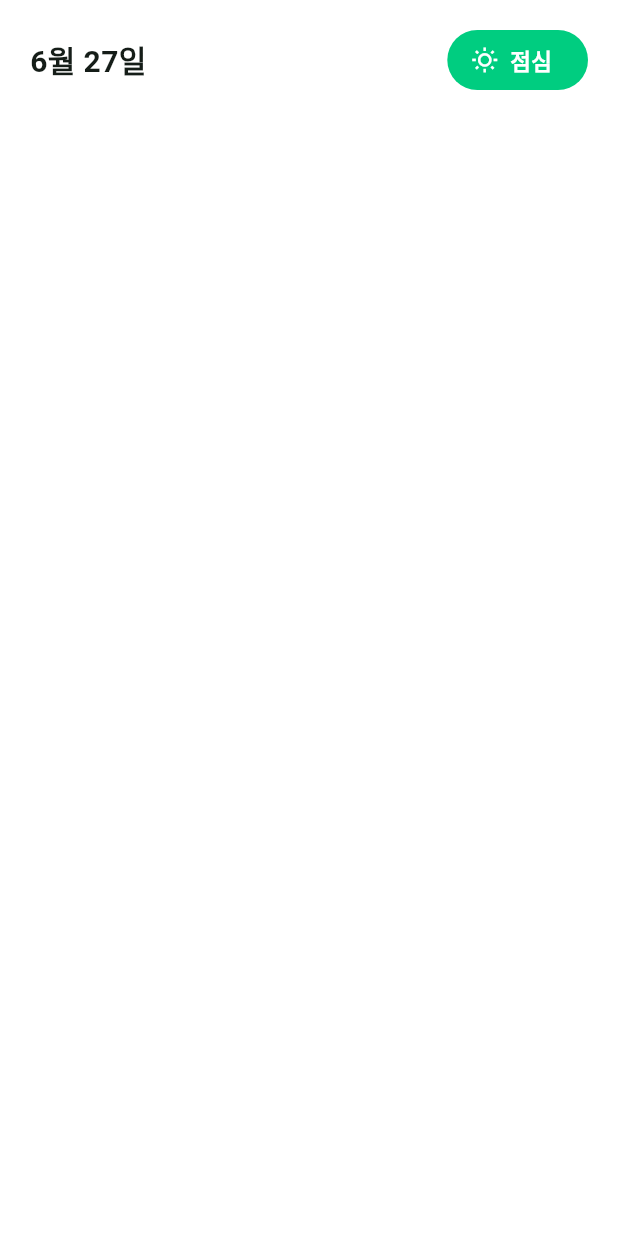
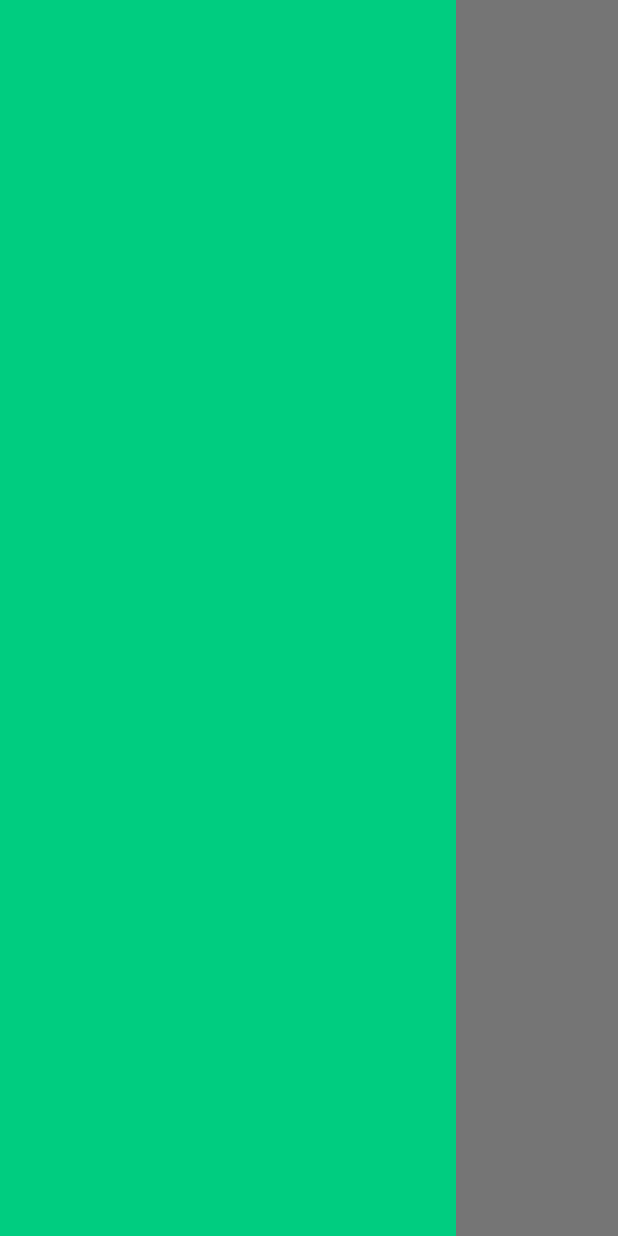
Before and after one commit to HeXA-UNIST/meal_client, a Flutter app: the screen it shows after launch, with the side drawer open (before the commit the screen has no drawer), on a phone screen of 412 x 824 dp. Run offline on Flutter 3.47's test engine with Material 3 defaults, Android fonts, the phone set to English and light mode, and no system bars; Roboto replaces fonts that are missing (Pretendard); project files that could hold a hidden picture were left out.

Commit message:
overhaul home

```diff
--- a/lib/main.dart
+++ b/lib/main.dart
@@ -1,12 +1,14 @@
 import 'package:flutter/material.dart';
 import 'package:flutter/scheduler.dart';
-import 'package:meal_client/meal.dart';
-import 'package:meal_client/model.dart';
+
 import 'package:provider/provider.dart';
 
 import 'i18n.dart';
 import 'string.dart' as string;
-import 'pages/bapu_main.dart';
+import 'meal.dart';
+import 'model.dart';
+
+import 'pages/home.dart';
 
 const mainColor = Color(0xFF00CD80);
 
@@ -57,7 +59,7 @@ class MyApp extends StatelessWidget {
           home: child,
         );
       },
-      child: const MainPage(),
+      child: const HomePage(),
     );
   }
 }
--- a/lib/pages/bapu_main.dart
+++ /dev/null
@@ -1,63 +0,0 @@
-import 'package:flutter/material.dart';
-import '../main.dart';
-
-class MainPage extends StatefulWidget {
-  const MainPage({super.key});
-
-  @override
-  State<MainPage> createState() => _MainPageState();
-}
-
-class _MainPageState extends State<MainPage> {
-
-  @override
-  Widget build(BuildContext context) {
-    return Scaffold(
-      body: SafeArea(
-        child: Column(
-          crossAxisAlignment: CrossAxisAlignment.start,
-          children: [
-            // Custom App Bar
-            Padding(
-              padding: const EdgeInsets.symmetric(vertical: 16, horizontal: 20),
-              child: Row(
-                mainAxisAlignment: MainAxisAlignment.spaceBetween,
-                children: [
-                  Text(
-                    '6월 27일',
-                    style: TextStyle(
-                      fontSize: 20, fontWeight: FontWeight.w700
-                    ),
-                  ),
-                  ElevatedButton.icon(
-                    onPressed: () {},
-                    icon: Icon(Icons.wb_sunny_outlined),
-                    label: Text(
-                      '점심',
-                      style: TextStyle(
-                        fontSize: 15, fontWeight: FontWeight.w700
-                      ),
-                    ),
-                    style: ElevatedButton.styleFrom(
-                      backgroundColor: mainColor,
-                      foregroundColor: Colors.white,
-                      shape: StadiumBorder(),
-                      elevation: 0,
-                    ),
-                  ),
-                ],
-              ),
-            ),
-          ],
-        ),
-      ),
-    );
-  }
-
-
-  Widget _buildMenuCard(String title, List<String> menuItems) {
-    return Card(
-
-    );
-  }
-}
--- /dev/null
+++ b/lib/pages/home.dart
@@ -0,0 +1,39 @@
+import 'package:flutter/material.dart';
+import 'package:provider/provider.dart';
+
+import '../model.dart';
+import '../string.dart' as string;
+
+class _HomePageDrawer extends StatelessWidget {
+  const _HomePageDrawer({super.key});
+
+  @override
+  Widget build(BuildContext context) {
+    return Drawer(
+      backgroundColor: Theme.of(context).colorScheme.primaryContainer,
+      shape: Border(),
+    );
+  }
+}
+
+class HomePage extends StatelessWidget {
+  const HomePage({super.key});
+
+  @override
+  Widget build(BuildContext context) {
+    return Consumer<BapUModel>(
+      builder: (context, bapu, child) {
+        return Scaffold(
+          drawer: const _HomePageDrawer(),
+          appBar: AppBar(
+            title: Text(
+              string.getLocalizedDate(bapu.month, bapu.day, bapu.language),
+              style: const TextStyle(fontWeight: FontWeight.w700),
+            ),
+          ),
+          body: child,
+        );
+      },
+    );
+  }
+}
```
